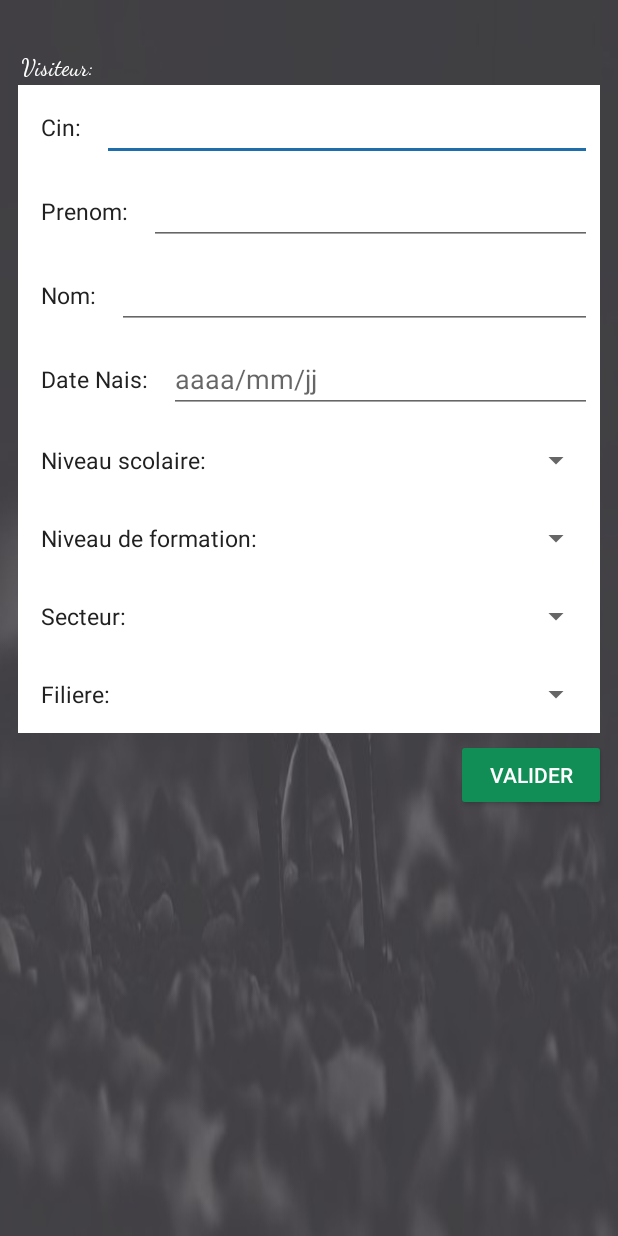
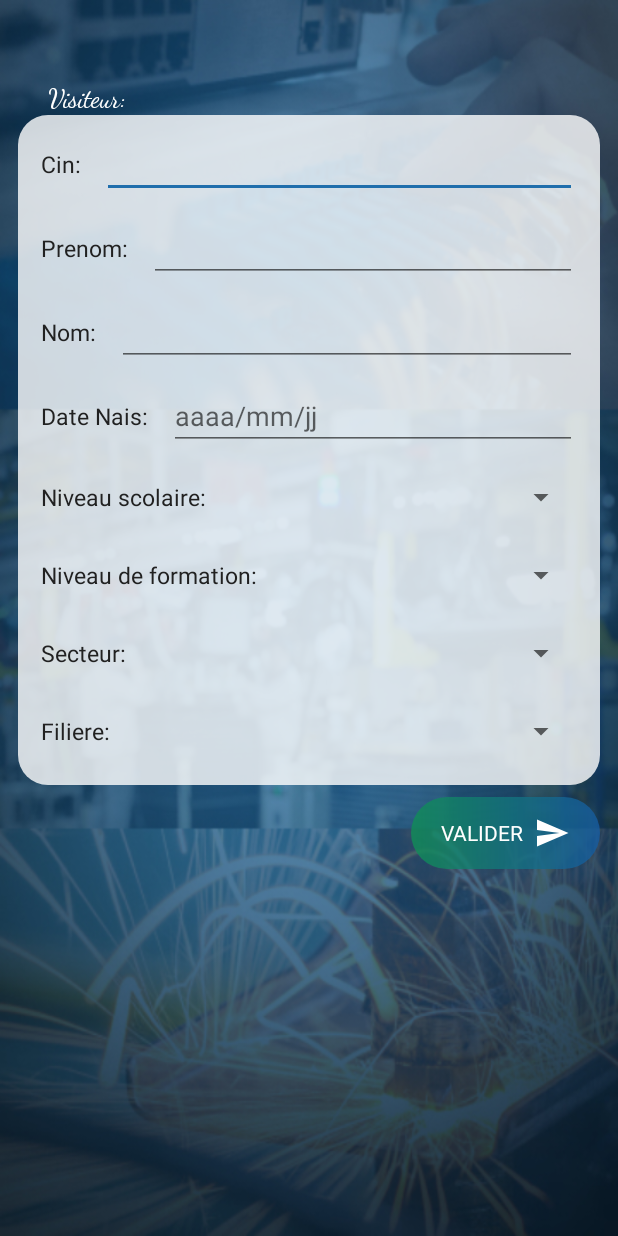
Before and after one commit to TAYBI/stage-android-app, an Android app: the layout activity_main.xml on its own in the app's theme, with its tools: preview values and no code run, on a phone screen of 412 x 824 dp. Run offline under Robolectric (Android 15) with nearby library versions, the phone set to English and light mode, and no system bars.

Commit message:
beautiful design

```diff
--- a/app/build.gradle
+++ b/app/build.gradle
@@ -21,6 +21,10 @@ android {
         }
     }
 
+    packagingOptions {
+        exclude 'META-INF/services/javax.annotation.processing.Processor'
+    }
+
 }
 
 dependencies {
--- a/app/src/main/java/com/example/ofppt2/MainActivity.java
+++ b/app/src/main/java/com/example/ofppt2/MainActivity.java
@@ -79,9 +79,9 @@ public class MainActivity extends AppCompatActivity{
     private void set_visiteur_num() {
         Cursor res =  db.getAllUsers();
         if (res.getCount() > 1)
-            counter = "Visiteurs: " + res.getCount();
+            counter = "Visiteurs " + res.getCount();
         else
-            counter = "Visiteur: " + res.getCount();
+            counter = "Visiteur " + res.getCount();
         visiteurs.setText(counter);
     }
 
--- /dev/null
+++ b/app/src/main/res/drawable/custom_button.xml
@@ -0,0 +1,5 @@
+<?xml version="1.0" encoding="utf-8"?>
+<shape xmlns:android="http://schemas.android.com/apk/res/android" android:shape="rectangle">
+    <gradient android:startColor="@color/green" android:endColor="@color/blue_Op" android:type="linear" android:angle="360"/>
+    <corners android:radius="40dp"/>
+</shape>
--- /dev/null
+++ b/app/src/main/res/drawable/down_raduis_curners.xml
@@ -0,0 +1,7 @@
+<?xml version="1.0" encoding="utf-8"?>
+<shape xmlns:android="http://schemas.android.com/apk/res/android" android:shape="rectangle">
+    <solid android:color="#CCFFFFFF" />
+    <corners
+        android:bottomRightRadius="20dp"
+        android:bottomLeftRadius="20dp" />
+</shape>
--- /dev/null
+++ b/app/src/main/res/drawable/ic_file_download_black_24dp.xml
@@ -0,0 +1,5 @@
+<vector android:height="24dp" android:tint="#FFFFFF"
+    android:viewportHeight="24.0" android:viewportWidth="24.0"
+    android:width="24dp" xmlns:android="http://schemas.android.com/apk/res/android">
+    <path android:fillColor="#FF000000" android:pathData="M19,9h-4V3H9v6H5l7,7 7,-7zM5,18v2h14v-2H5z"/>
+</vector>
--- /dev/null
+++ b/app/src/main/res/drawable/ic_send_black_24dp.xml
@@ -0,0 +1,5 @@
+<vector android:height="24dp" android:tint="#FFFFFF"
+    android:viewportHeight="24.0" android:viewportWidth="24.0"
+    android:width="24dp" xmlns:android="http://schemas.android.com/apk/res/android">
+    <path android:fillColor="#FF000000" android:pathData="M2.01,21L23,12 2.01,3 2,10l15,2 -15,2z"/>
+</vector>
--- /dev/null
+++ b/app/src/main/res/drawable/up_raduis_curners.xml
@@ -0,0 +1,7 @@
+<?xml version="1.0" encoding="utf-8"?>
+<shape xmlns:android="http://schemas.android.com/apk/res/android" android:shape="rectangle">
+    <solid android:color="#CCFFFFFF" />
+    <corners
+        android:topLeftRadius="20dp"
+        android:topRightRadius="20dp" />
+</shape>
--- a/app/src/main/res/layout/activity_filiere_info.xml
+++ b/app/src/main/res/layout/activity_filiere_info.xml
@@ -4,14 +4,13 @@
     xmlns:tools="http://schemas.android.com/tools"
     android:layout_width="match_parent"
     android:layout_height="match_parent"
-    android:background="@color/light_gray"
+    android:background="@drawable/bg_black"
     tools:context=".Filiere_info">
 
     <ScrollView
         android:id="@+id/scrollView2"
         android:layout_width="match_parent"
-        android:layout_height="match_parent"
-        >
+        android:layout_height="match_parent">
 
         <LinearLayout
             android:layout_width="match_parent"
@@ -25,7 +24,7 @@
                 android:layout_marginStart="8dp"
                 android:layout_marginTop="16dp"
                 android:layout_marginEnd="8dp"
-                android:background="@android:color/white"
+                android:background="#CCFFFFFF"
                 android:orientation="vertical"
                 android:padding="8dp">
 
@@ -42,10 +41,10 @@
                 <TextView
                     android:id="@+id/details"
                     android:layout_width="match_parent"
+                    android:layout_height="wrap_content"
                     android:layout_marginTop="8dp"
-                    android:layout_height="wrap_content"
                     android:text="TextView"
-                    android:textAlignment="gravity"/>
+                    android:textAlignment="gravity" />
             </LinearLayout>
 
             <LinearLayout
@@ -55,7 +54,7 @@
                 android:layout_marginStart="8dp"
                 android:layout_marginTop="8dp"
                 android:layout_marginEnd="8dp"
-                android:background="@android:color/white"
+                android:background="#CCFFFFFF"
                 android:orientation="vertical"
                 android:padding="8dp">
 
@@ -84,7 +83,7 @@
                 android:layout_marginStart="8dp"
                 android:layout_marginTop="8dp"
                 android:layout_marginEnd="8dp"
-                android:background="@android:color/white"
+                android:background="#CCFFFFFF"
                 android:orientation="vertical"
                 android:padding="8dp">
 
@@ -113,7 +112,7 @@
                 android:layout_marginStart="8dp"
                 android:layout_marginTop="8dp"
                 android:layout_marginEnd="8dp"
-                android:background="@android:color/white"
+                android:background="#CCFFFFFF"
                 android:orientation="vertical"
                 android:padding="8dp">
 
@@ -140,14 +139,16 @@
                 android:layout_width="wrap_content"
                 android:layout_height="wrap_content"
                 android:layout_gravity="end"
-                android:backgroundTint="@color/green"
+                android:layout_marginTop="8dp"
+                android:layout_marginEnd="6dp"
+                android:layout_marginBottom="8dp"
+                android:background="@drawable/custom_button"
+                android:drawableLeft="@drawable/ic_file_download_black_24dp"
+                android:paddingStart="20dp"
                 android:paddingEnd="20dp"
-                android:paddingStart="20dp"
-                android:textColor="#fff"
-                android:layout_marginTop="6dp"
-                android:layout_marginBottom="8dp"
-                android:layout_marginEnd="6dp"
-                android:text="télécharger les détail de la filière" />
+                android:text=" télécharger les détail"
+                android:fontFamily="sans-serif"
+                android:textColor="#fff" />
         </LinearLayout>
     </ScrollView>
 
--- a/app/src/main/res/layout/activity_main.xml
+++ b/app/src/main/res/layout/activity_main.xml
@@ -4,7 +4,7 @@
     xmlns:tools="http://schemas.android.com/tools"
     android:layout_width="match_parent"
     android:layout_height="match_parent"
-    android:background="@drawable/bg"
+    android:background="@drawable/bg_black"
     tools:context=".MainActivity">
 
     <ScrollView
@@ -36,25 +36,27 @@
                 android:id="@+id/visiteurs"
                 android:layout_width="wrap_content"
                 android:layout_height="wrap_content"
-                android:fontFamily="cursive"
                 android:layout_gravity="start"
                 android:layout_marginStart="8dp"
-                android:layout_marginTop="35dp"
-                android:paddingLeft="2dp"
+                android:layout_marginTop="55dp"
+                android:fontFamily="cursive"
+                android:paddingLeft="20dp"
                 android:text="Visiteur: "
-                android:textSize="@dimen/text_mud"
-                android:textColor="#fff" />
+                android:textColor="#fff"
+                android:textSize="@dimen/text_big" />
 
             <LinearLayout
                 android:id="@+id/linearLayout"
                 android:layout_width="match_parent"
                 android:layout_height="wrap_content"
                 android:layout_marginStart="8dp"
-                android:layout_marginTop="2dp"
                 android:layout_marginEnd="8dp"
-                android:background="@android:color/white"
+                android:background="@drawable/up_raduis_curners"
                 android:orientation="horizontal"
-                android:padding="5dp">
+                android:paddingLeft="5dp"
+                android:paddingRight="5dp"
+                android:paddingTop="10dp"
+                android:paddingBottom="5dp">
 
                 <TextView
                     android:layout_width="wrap_content"
@@ -68,7 +70,8 @@
                 <EditText
                     android:id="@+id/cin"
                     android:layout_width="match_parent"
-                    android:layout_height="wrap_content" />
+                    android:layout_height="wrap_content"
+                    android:layout_marginEnd="10dp" />
             </LinearLayout>
 
             <LinearLayout
@@ -77,7 +80,7 @@
                 android:layout_height="wrap_content"
                 android:layout_marginStart="8dp"
                 android:layout_marginEnd="8dp"
-                android:background="@android:color/white"
+                android:background="#CCFFFFFF"
                 android:orientation="horizontal"
                 android:padding="5dp">
 
@@ -93,7 +96,8 @@
                 <EditText
                     android:id="@+id/prenom"
                     android:layout_width="match_parent"
-                    android:layout_height="wrap_content" />
+                    android:layout_height="wrap_content"
+                    android:layout_marginEnd="10dp" />
 
             </LinearLayout>
 
@@ -103,7 +107,7 @@
                 android:layout_height="wrap_content"
                 android:layout_marginStart="8dp"
                 android:layout_marginEnd="8dp"
-                android:background="@android:color/white"
+                android:background="#CCFFFFFF"
                 android:orientation="horizontal"
                 android:padding="5dp">
 
@@ -119,7 +123,8 @@
                 <EditText
                     android:id="@+id/nom"
                     android:layout_width="match_parent"
-                    android:layout_height="wrap_content" />
+                    android:layout_height="wrap_content"
+                    android:layout_marginEnd="10dp" />
 
             </LinearLayout>
 
@@ -129,7 +134,7 @@
                 android:layout_height="wrap_content"
                 android:layout_marginStart="8dp"
                 android:layout_marginEnd="8dp"
-                android:background="@android:color/white"
+                android:background="#CCFFFFFF"
                 android:orientation="horizontal"
                 android:padding="5dp">
 
@@ -146,6 +151,7 @@
                     android:id="@+id/dat_naiss"
                     android:layout_width="match_parent"
                     android:layout_height="wrap_content"
+                    android:layout_marginEnd="10dp"
                     android:hint="aaaa/mm/jj" />
 
             </LinearLayout>
@@ -156,7 +162,7 @@
                 android:layout_height="wrap_content"
                 android:layout_marginStart="8dp"
                 android:layout_marginEnd="8dp"
-                android:background="@android:color/white"
+                android:background="#CCFFFFFF"
                 android:orientation="horizontal"
                 android:padding="5dp">
 
@@ -173,6 +179,7 @@
                     android:id="@+id/spinner_niveau_scolaire"
                     android:layout_width="match_parent"
                     android:layout_height="match_parent"
+                    android:layout_marginEnd="10dp"
                     android:layout_weight="1" />
 
             </LinearLayout>
@@ -183,7 +190,7 @@
                 android:layout_height="wrap_content"
                 android:layout_marginStart="8dp"
                 android:layout_marginEnd="8dp"
-                android:background="@android:color/white"
+                android:background="#CCFFFFFF"
                 android:orientation="horizontal"
                 android:padding="5dp">
 
@@ -200,6 +207,7 @@
                     android:id="@+id/spinner_niveau_formation"
                     android:layout_width="match_parent"
                     android:layout_height="match_parent"
+                    android:layout_marginEnd="10dp"
                     android:layout_weight="1" />
 
             </LinearLayout>
@@ -210,7 +218,7 @@
                 android:layout_height="wrap_content"
                 android:layout_marginStart="8dp"
                 android:layout_marginEnd="8dp"
-                android:background="@android:color/white"
+                android:background="#CCFFFFFF"
                 android:orientation="horizontal"
                 android:padding="5dp">
 
@@ -227,6 +235,7 @@
                     android:id="@+id/spinner_secteur"
                     android:layout_width="match_parent"
                     android:layout_height="match_parent"
+                    android:layout_marginEnd="10dp"
                     android:layout_weight="1" />
 
             </LinearLayout>
@@ -237,15 +246,18 @@
                 android:layout_height="wrap_content"
                 android:layout_marginStart="8dp"
                 android:layout_marginEnd="8dp"
-                android:background="@android:color/white"
+                android:background="@drawable/down_raduis_curners"
                 android:orientation="horizontal"
-                android:padding="5dp">
+                android:paddingLeft="5dp"
+                android:paddingRight="5dp"
+                android:paddingTop="5dp"
+                android:paddingBottom="15dp">
 
                 <TextView
                     android:layout_width="wrap_content"
                     android:layout_height="match_parent"
                     android:gravity="center_vertical"
-                    android:padding="10dp"
+                   android:padding="10dp"
                     android:text="Filiere: "
                     android:textColor="@color/dark"
                     android:textSize="@dimen/text_mud" />
@@ -254,19 +266,24 @@
                     android:id="@+id/spinner_filiere"
                     android:layout_width="match_parent"
                     android:layout_height="match_parent"
+                    android:layout_marginEnd="10dp"
                     android:layout_weight="1" />
 
             </LinearLayout>
 
             <Button
                 android:id="@+id/valider"
-                android:layout_width="100dp"
+                android:layout_width="wrap_content"
                 android:layout_height="wrap_content"
                 android:layout_gravity="end"
-                android:layout_marginTop="4dp"
-                android:layout_marginEnd="4dp"
-                android:backgroundTint="@color/green"
-                android:text="valider"
+                android:layout_marginTop="8dp"
+                android:layout_marginEnd="8dp"
+                android:background="@drawable/custom_button"
+                android:drawableRight="@drawable/ic_send_black_24dp"
+                android:fontFamily="sans-serif"
+                android:paddingLeft="20dp"
+                android:paddingRight="20dp"
+                android:text="valider  "
                 android:textColor="@android:color/white" />
         </LinearLayout>
     </ScrollView>
--- a/app/src/main/res/values/colors.xml
+++ b/app/src/main/res/values/colors.xml
@@ -9,6 +9,7 @@
 
     <color name="dark">#212121</color>
     <color name="light_gray">#f1f1f1</color>
-    <color name="green">#108e56</color>
+    <color name="green">#CC108e56</color>
+    <color name="blue_Op">#CC165ba1</color>
     <color name="blue">#165ba1</color>
 </resources>
```
Also changed, not shown: app/src/main/res/drawable-v21/bg_black.jpg (added), app/src/main/res/drawable/bg.jpg (deleted).
